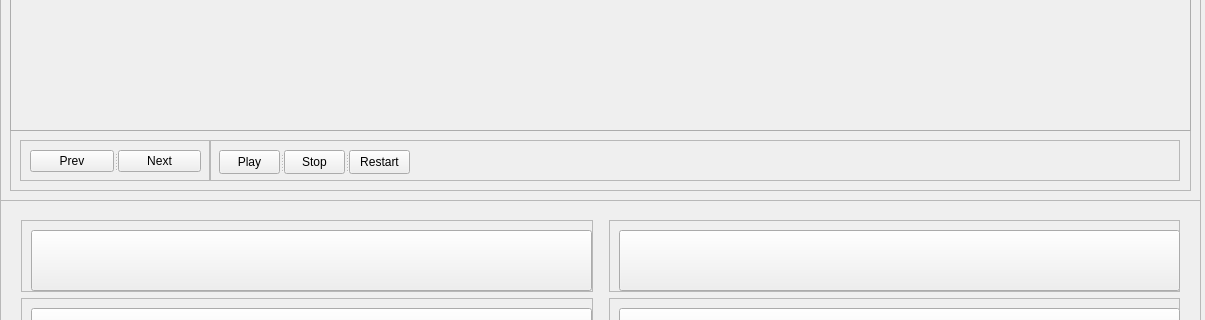
Above: cervellone.ui from AndreaCorna/cervellone before the change; both pictures show x 0 to 1205 and y 377 to 697 of the 1205 by 800 pixel window. Below: the same form after it.
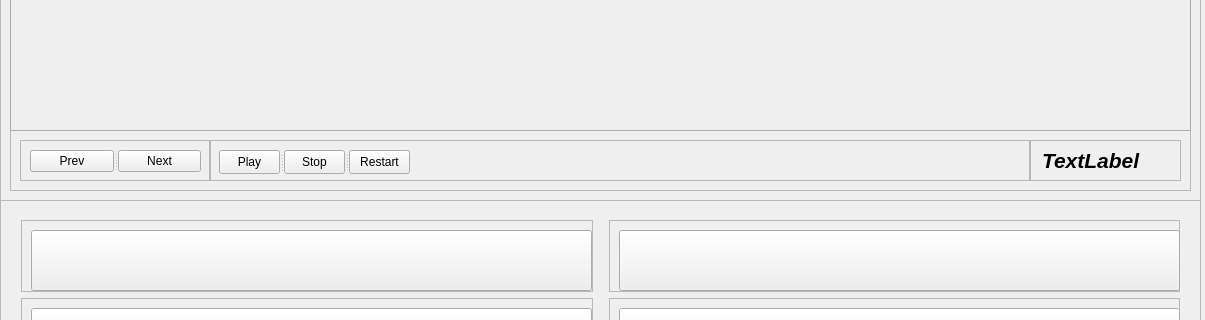
That is the form after the change. Custom widgets are drawn as their Qt base class.

```diff
--- a/cervellone.ui
+++ b/cervellone.ui
@@ -264,7 +264,7 @@
        <rect>
         <x>199</x>
         <y>10</y>
-        <width>971</width>
+        <width>821</width>
         <height>41</height>
        </rect>
       </property>
@@ -279,7 +279,7 @@
         <rect>
          <x>206</x>
          <y>10</y>
-         <width>761</width>
+         <width>611</width>
          <height>23</height>
         </rect>
        </property>
@@ -313,6 +313,43 @@
        </widget>
       </widget>
      </widget>
+     <widget class="QFrame" name="frame_6">
+      <property name="geometry">
+       <rect>
+        <x>1020</x>
+        <y>10</y>
+        <width>151</width>
+        <height>41</height>
+       </rect>
+      </property>
+      <property name="frameShape">
+       <enum>QFrame::StyledPanel</enum>
+      </property>
+      <property name="frameShadow">
+       <enum>QFrame::Raised</enum>
+      </property>
+      <widget class="QLabel" name="number_question_label">
+       <property name="geometry">
+        <rect>
+         <x>12</x>
+         <y>10</y>
+         <width>131</width>
+         <height>20</height>
+        </rect>
+       </property>
+       <property name="font">
+        <font>
+         <pointsize>16</pointsize>
+         <weight>75</weight>
+         <italic>true</italic>
+         <bold>true</bold>
+        </font>
+       </property>
+       <property name="text">
+        <string>TextLabel</string>
+       </property>
+      </widget>
+     </widget>
     </widget>
     <widget class="QFrame" name="frame_8">
      <property name="geometry">
```
